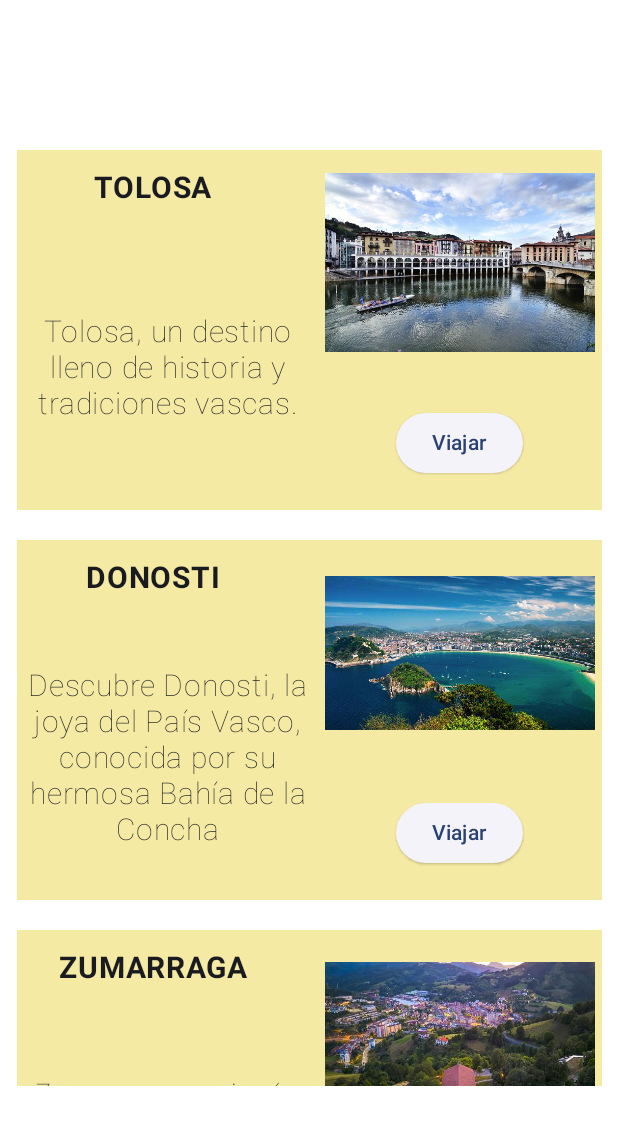
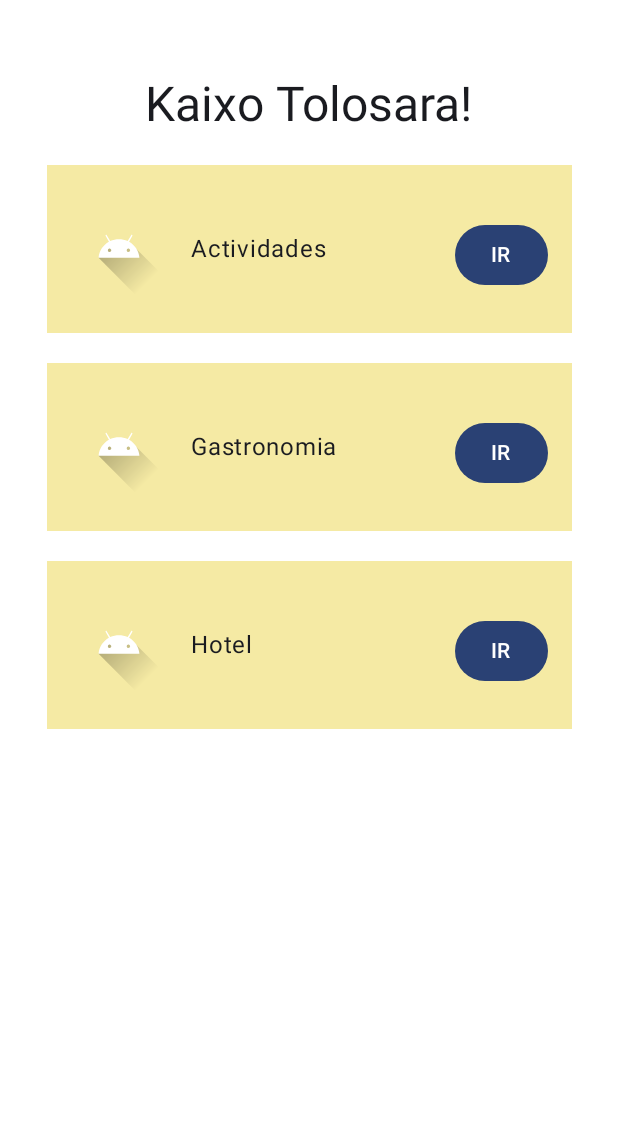
Before and after one commit to Igorvisan/PMGM_Entrega2_BartolomeGorka_ViyuelaIgor, an Android app built with Jetpack Compose: the screen it shows after launch (MainActivity), after a tap on "Viajar", on a phone screen of 412 x 824 dp. Shown: the top 1125 px of the screen. Run offline under Robolectric (Android 15) with nearby library versions, the phone set to English and light mode, and no system bars; 1 other tap on this screen came first.

Commit message:
Tolosa botoia funtzionatzen du

```diff
--- a/BidaiAplikazioa/app/src/main/java/com/example/bidaiaplikazioa/MainActivity.kt
+++ b/BidaiAplikazioa/app/src/main/java/com/example/bidaiaplikazioa/MainActivity.kt
@@ -97,7 +97,7 @@ fun pantallaIniciarSesion(
 }
 
 @Composable
-fun paginaPrincipal(modifier: Modifier = Modifier){
+fun paginaPrincipal(modifier: Modifier = Modifier, onCitySelected: (String) -> Unit) {
     val tolosaImage = painterResource(R.drawable.tolosa)
     val donostiImage = painterResource(R.drawable.san_sebastian_3)
     val zumarragaImage = painterResource(R.drawable.zumarraga)
@@ -179,10 +179,8 @@ fun paginaPrincipal(modifier: Modifier = Modifier){
                         verticalAlignment = Alignment.CenterVertically,
                         horizontalArrangement = Arrangement.Center
                     ){
-                        ElevatedButton(onClick = {}) {
-                            Text(
-                                text = "Viajar"
-                            )
+                        ElevatedButton(onClick = { onCitySelected("Tolosa") }) { // al hacer click se va a TOLOSA
+                            Text(text = "Viajar")
                         }
                     }
                 }
@@ -410,18 +408,22 @@ fun paginaPrincipal(modifier: Modifier = Modifier){
 }
 
 @Composable
-fun ShowApp(modifier: Modifier = Modifier){
+fun ShowApp(modifier: Modifier = Modifier) {
     var mostrarAlPrincipio by remember { mutableStateOf(true) }
+    var ciudadSeleccionada by remember { mutableStateOf<String?>(null) }
 
-    Surface(modifier){
-        if(mostrarAlPrincipio){
-            pantallaIniciarSesion(onContinueClicked = {mostrarAlPrincipio = false})
-        }else{
-            paginaPrincipal()
+    Surface(modifier) {
+        when {
+            mostrarAlPrincipio -> pantallaIniciarSesion(onContinueClicked = { mostrarAlPrincipio = false })
+            ciudadSeleccionada != null -> {
+                when (ciudadSeleccionada) {
+                    "Tolosa" -> Tolosa()
+                }
+            }
+            else -> paginaPrincipal(onCitySelected = { ciudadSeleccionada = it })
         }
     }
 }
-
 @Composable
 fun Tolosa(modifier: Modifier = Modifier) {
     Surface( // un fondo y estilo
@@ -559,8 +561,9 @@ fun myAppPreviewr(){
 
 @Preview(showBackground = true)
 @Composable
-fun previewPantallaPrincipak(){
-    paginaPrincipal()
+fun previewPantallaPrincipak() {
+    paginaPrincipal(onCitySelected = { city ->
+    })
 }
 
 // para ver Tolosa
```
